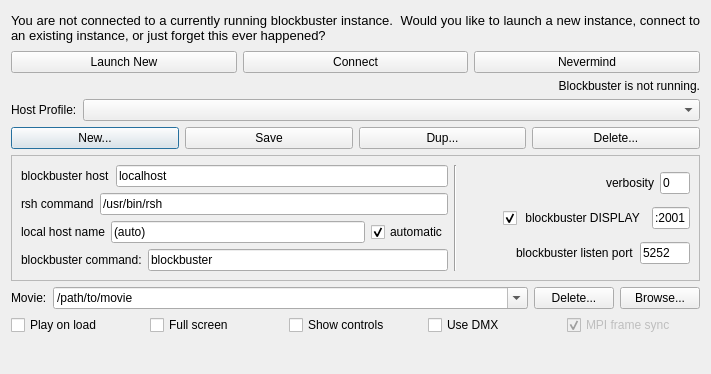
The window that blockbuster/src/blockbuster/sidecar/blockbusterLaunchDialog.ui (LLNL/blockbuster) describes before a commit, drawn with Qt 5.
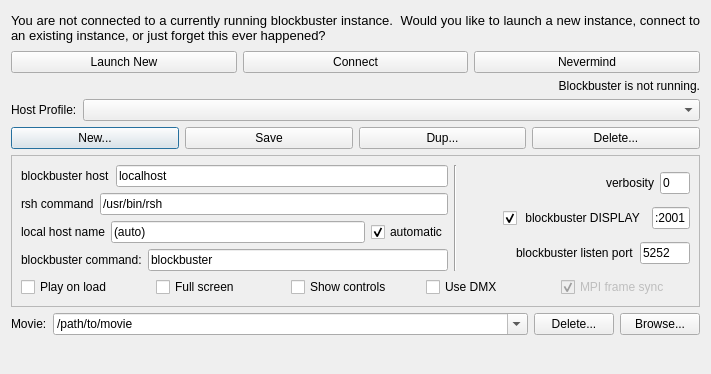
The same window after the commit.

Commit message: Include more information from the launch dialog in the host profile to reduce clicks.

Diff of the .ui file:
```diff
--- a/blockbuster/src/blockbuster/sidecar/blockbusterLaunchDialog.ui
+++ b/blockbuster/src/blockbuster/sidecar/blockbusterLaunchDialog.ui
@@ -179,6 +179,8 @@
        </property>
        <layout class="QVBoxLayout" name="verticalLayout_5">
         <item>
+         <layout class="QVBoxLayout" name="verticalLayout_6">
+          <item>
          <layout class="QHBoxLayout" name="horizontalLayout_16">
           <item>
            <layout class="QVBoxLayout" name="verticalLayout_3">
@@ -454,6 +456,56 @@
          </layout>
         </item>
        </layout>
+        </item>
+        <item>
+         <layout class="QHBoxLayout" name="horizontalLayout_9">
+          <item>
+           <widget class="QCheckBox" name="playCheckBox">
+            <property name="text">
+             <string>Play on load</string>
+            </property>
+           </widget>
+          </item>
+          <item>
+           <widget class="QCheckBox" name="fullScreenCheckBox">
+            <property name="text">
+             <string>Full screen</string>
+            </property>
+            <property name="checked">
+             <bool>false</bool>
+            </property>
+           </widget>
+          </item>
+          <item>
+           <widget class="QCheckBox" name="showControlsCheckBox">
+            <property name="text">
+             <string>Show controls</string>
+            </property>
+           </widget>
+          </item>
+          <item>
+           <widget class="QCheckBox" name="useDMXCheckBox">
+            <property name="text">
+             <string>Use DMX</string>
+            </property>
+           </widget>
+          </item>
+          <item>
+           <widget class="QCheckBox" name="mpiFrameSyncCheckBox">
+            <property name="enabled">
+             <bool>false</bool>
+            </property>
+            <property name="text">
+             <string>MPI frame sync</string>
+            </property>
+            <property name="checked">
+             <bool>true</bool>
+            </property>
+           </widget>
+          </item>
+         </layout>
+        </item>
+       </layout>
       </widget>
      </item>
      <item>
@@ -517,54 +569,6 @@
        </item>
       </layout>
      </item>
-     <item>
-      <layout class="QHBoxLayout" name="horizontalLayout_9">
-       <item>
-        <widget class="QCheckBox" name="playCheckBox">
-         <property name="text">
-          <string>Play on load</string>
-         </property>
-        </widget>
-       </item>
-       <item>
-        <widget class="QCheckBox" name="fullScreenCheckBox">
-         <property name="text">
-          <string>Full screen</string>
-         </property>
-         <property name="checked">
-          <bool>false</bool>
-         </property>
-        </widget>
-       </item>
-       <item>
-        <widget class="QCheckBox" name="showControlsCheckBox">
-         <property name="text">
-          <string>Show controls</string>
-         </property>
-        </widget>
-       </item>
-       <item>
-        <widget class="QCheckBox" name="useDMXCheckBox">
-         <property name="text">
-          <string>Use DMX</string>
-         </property>
-        </widget>
-       </item>
-       <item>
-        <widget class="QCheckBox" name="mpiFrameSyncCheckBox">
-         <property name="enabled">
-          <bool>false</bool>
-         </property>
-         <property name="text">
-          <string>MPI frame sync</string>
-         </property>
-         <property name="checked">
-          <bool>true</bool>
-         </property>
-        </widget>
-       </item>
-      </layout>
-     </item>
     </layout>
    </item>
    <item>
```
Lines whose indentation alone changed are shown as unchanged. The commit also changes 4 other files.
